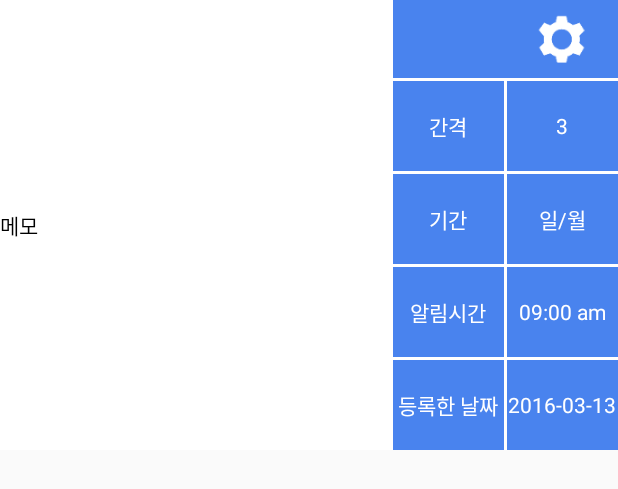
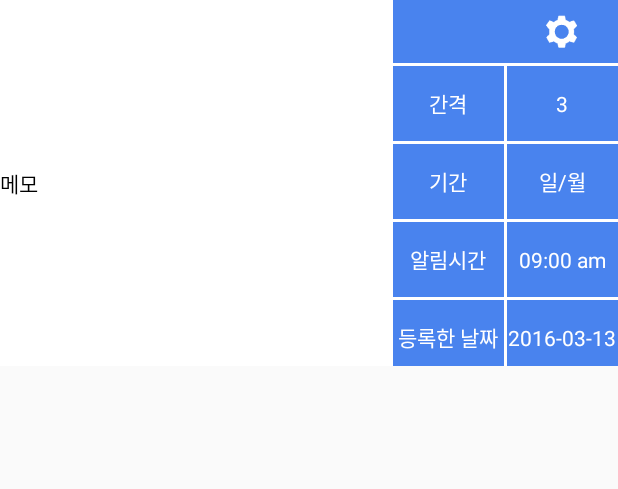
Before and after one commit to GDmail91/Memorizer, an Android app: the layout memo_item_adapter.xml on its own in the app's theme, with its tools: preview values and no code run, on a phone screen of 412 x 824 dp. Shown: the top 489 px of the screen. Run offline under Robolectric (Android 15) with nearby library versions, the phone set to English and light mode, and no system bars.

Commit message:
Chage layout

```diff
--- a/app/src/main/java/com/memorizer/memorizer/MemoListAdapter.java
+++ b/app/src/main/java/com/memorizer/memorizer/MemoListAdapter.java
@@ -112,9 +112,9 @@ public class MemoListAdapter extends BaseAdapter {
             minStr = "0" + String.valueOf(minute);
         } else
             minStr = String.valueOf(minute);
-        String time = "알림시간 : " + hourStr + ":" + minStr + " " + ampm;
+        String time = hourStr + ":" + minStr + " " + ampm;
         holder.memo_time.setText(time);
-        holder.memo_posted.setText("등록한 날짜 : " + memoDatas.get(position).getPosted().split(" ")[0]);
+        holder.memo_posted.setText(memoDatas.get(position).getPosted().split(" ")[0]); // 시간 제거
 
         holder.setting_button.setOnClickListener(new View.OnClickListener() {
             @Override
--- a/app/src/main/res/layout/memo_item_adapter.xml
+++ b/app/src/main/res/layout/memo_item_adapter.xml
@@ -1,7 +1,13 @@
 <?xml version="1.0" encoding="utf-8"?>
 <RelativeLayout xmlns:android="http://schemas.android.com/apk/res/android"
     android:layout_width="match_parent"
-    android:layout_height="300dp"
+    android:layout_height="250dp"
+    android:background="@color/colorPrimaryTrans" >
+
+    <RelativeLayout
+        android:layout_width="match_parent"
+        android:layout_height="match_parent"
+        android:layout_marginBottom="6dp"
         android:background="@color/colorPrimary" >
 
         <TextView
@@ -15,7 +21,7 @@
             android:text="메모"
             android:textColor="@color/black"
             android:background="@color/colorPrimary"
-        android:id="@+id/memo_content" />
+            android:id="@+id/memo_content"/>
 
         <LinearLayout
             android:layout_width="150dp"
@@ -27,7 +33,7 @@
 
             <LinearLayout
                 android:layout_width="match_parent"
-            android:layout_height="52dp"
+                android:layout_height="42dp"
                 android:orientation="horizontal"
                 android:weightSum="2"
                 android:background="@color/colorAccent">
@@ -55,7 +61,7 @@
 
             <LinearLayout
                 android:layout_width="match_parent"
-            android:layout_height="60dp"
+                android:layout_height="50dp"
                 android:orientation="horizontal"
                 android:weightSum="2"
                 android:background="@color/colorAccent">
@@ -92,7 +98,7 @@
 
             <LinearLayout
                 android:layout_width="match_parent"
-            android:layout_height="60dp"
+                android:layout_height="50dp"
                 android:orientation="horizontal"
                 android:weightSum="2"
                 android:background="@color/colorAccent">
@@ -128,7 +134,7 @@
 
             <LinearLayout
                 android:layout_width="match_parent"
-            android:layout_height="60dp"
+                android:layout_height="50dp"
                 android:orientation="horizontal"
                 android:weightSum="2"
                 android:background="@color/colorAccent">
@@ -164,7 +170,7 @@
 
             <LinearLayout
                 android:layout_width="match_parent"
-            android:layout_height="60dp"
+                android:layout_height="50dp"
                 android:orientation="horizontal"
                 android:weightSum="2"
                 android:background="@color/colorAccent">
@@ -194,3 +200,4 @@
 
         </LinearLayout>
     </RelativeLayout>
+</RelativeLayout>
```
Lines whose indentation alone changed are shown as unchanged.
